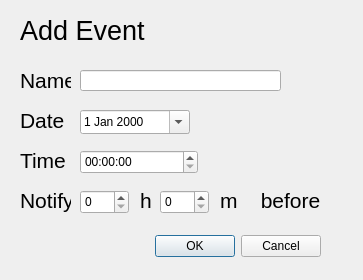
Before: the Qt Designer form event.ui in ptwich2/StudentScheduler-, drawn with Qt 5.
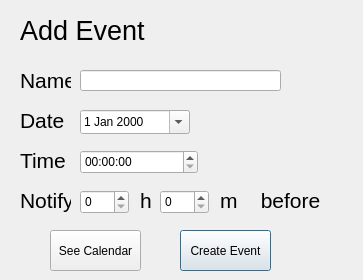
After: the same form once the commit is applied.

Patch:
```diff
--- a/event.ui
+++ b/event.ui
@@ -13,25 +13,6 @@
   <property name="windowTitle">
    <string>Dialog</string>
   </property>
-  <widget class="QDialogButtonBox" name="buttonBox">
-   <property name="geometry">
-    <rect>
-     <x>20</x>
-     <y>230</y>
-     <width>301</width>
-     <height>32</height>
-    </rect>
-   </property>
-   <property name="focusPolicy">
-    <enum>Qt::NoFocus</enum>
-   </property>
-   <property name="orientation">
-    <enum>Qt::Horizontal</enum>
-   </property>
-   <property name="standardButtons">
-    <set>QDialogButtonBox::Cancel|QDialogButtonBox::Ok</set>
-   </property>
-  </widget>
   <widget class="QLabel" name="eventMainText">
    <property name="geometry">
     <rect>
@@ -220,6 +201,32 @@
     <string>m    before</string>
    </property>
   </widget>
+  <widget class="QPushButton" name="butonBox">
+   <property name="geometry">
+    <rect>
+     <x>180</x>
+     <y>230</y>
+     <width>91</width>
+     <height>41</height>
+    </rect>
+   </property>
+   <property name="text">
+    <string>Create Event</string>
+   </property>
+  </widget>
+  <widget class="QPushButton" name="seeCalendar">
+   <property name="geometry">
+    <rect>
+     <x>50</x>
+     <y>230</y>
+     <width>91</width>
+     <height>41</height>
+    </rect>
+   </property>
+   <property name="text">
+    <string>See Calendar</string>
+   </property>
+  </widget>
  </widget>
  <resources/>
  <connections>
```
Left out of the diff: 35 changed lines with no effect on the pictures.
